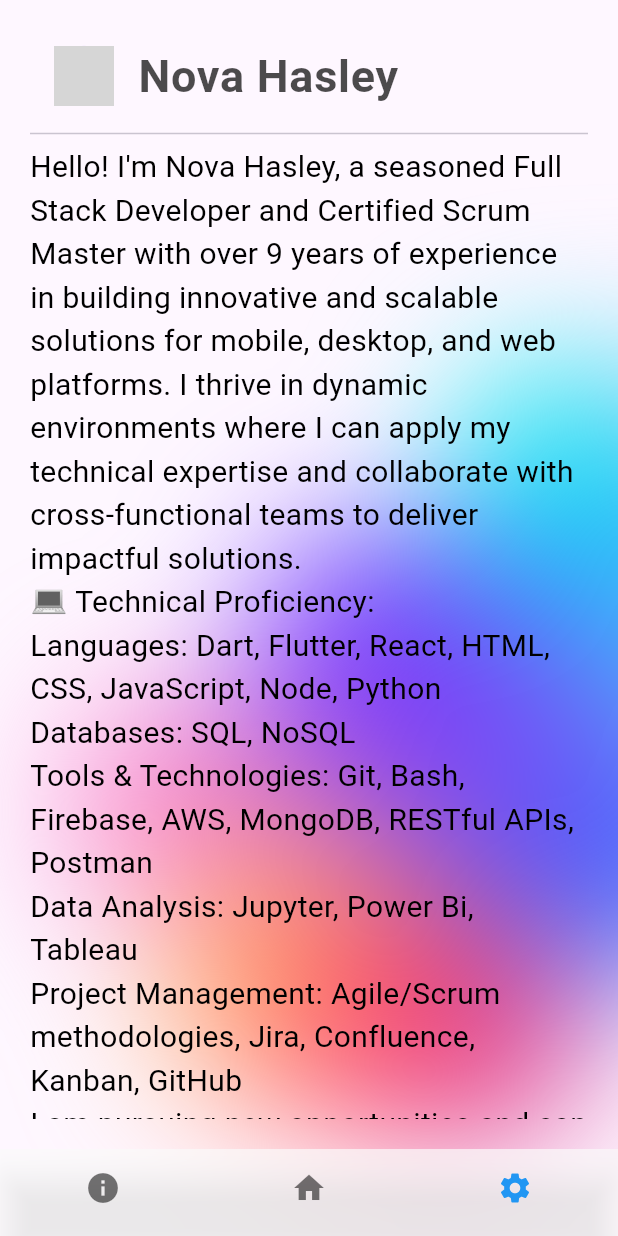
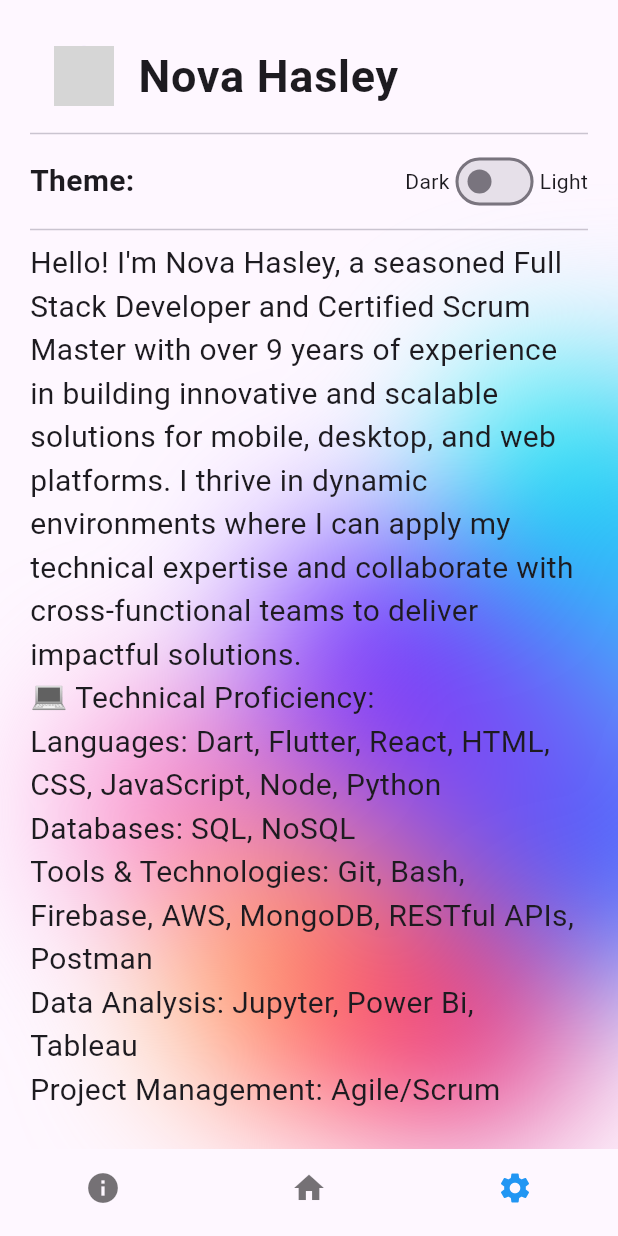
Before and after one commit to novajhasley/localization-app, a Flutter app: the screen it shows after launch, item 3 of the bottom bar chosen, on a phone screen of 412 x 824 dp. Run offline on Flutter 3.47's test engine with Material 3 defaults, Android fonts, the phone set to English and light mode, and no system bars; drawn by our look-alikes of flutter_zoom_drawer; our stand-ins replace flutter_bloc, shared_preferences; generated files the repository leaves out were written again; grey boxes are pictures that could not be loaded.

Commit message:
adds theme and adds localization so everything in the app in translated

```diff
--- a/lib/main.dart
+++ b/lib/main.dart
@@ -2,13 +2,18 @@
 import 'package:flutter_bloc/flutter_bloc.dart';
 import 'package:ninjatrader_interview/presentation/bloc/localization/localization_bloc.dart';
 import 'package:ninjatrader_interview/presentation/bloc/localization/localization_state.dart';
+import 'package:ninjatrader_interview/presentation/bloc/theme/theme_bloc.dart';
+import 'package:ninjatrader_interview/presentation/bloc/theme/theme_state.dart';
 import 'package:ninjatrader_interview/presentation/screens/main_page.dart';
 import 'package:flutter_gen/gen_l10n/app_localizations.dart';
 
 void main() {
   runApp(
-    BlocProvider(
-      create: (context) => LocalizationBloc(),
+    MultiBlocProvider(
+      providers: [
+        BlocProvider(create: (context) => LocalizationBloc()),
+        BlocProvider(create: (context) => ThemeBloc()),
+      ],
       child: const MyApp(),
     ),
   );
@@ -24,6 +29,8 @@
 class _MyAppState extends State<MyApp> {
   @override
   Widget build(BuildContext context) {
+    return BlocBuilder<ThemeBloc, ThemeState>(
+      builder: (themeContext, theme) {
         return BlocBuilder<LocalizationBloc, LocalizationState>(
           builder: (context, state) {
             Locale locale = const Locale('en');
@@ -33,6 +40,7 @@
             return MaterialApp(
               title: 'NinjaTrader Interview',
               debugShowCheckedModeBanner: false,
+              theme: theme.themeData,
               locale: locale,
               localizationsDelegates: AppLocalizations.localizationsDelegates,
               supportedLocales: AppLocalizations.supportedLocales,
@@ -46,5 +54,7 @@
             );
           },
         );
+      },
+    );
   }
 }
--- /dev/null
+++ b/lib/presentation/bloc/theme/theme_bloc.dart
@@ -0,0 +1,15 @@
+import 'package:flutter_bloc/flutter_bloc.dart';
+import 'package:ninjatrader_interview/presentation/bloc/theme/theme_event.dart';
+import 'package:ninjatrader_interview/presentation/bloc/theme/theme_state.dart';
+
+class ThemeBloc extends Bloc<ThemeEvent, ThemeState> {
+  ThemeBloc() : super(ThemeLightState()) {
+    on<ThemeDarkEvent>((event, emit) {
+      emit(ThemeDarkState());
+    });
+
+    on<ThemeLightEvent>((event, emit) {
+      emit(ThemeLightState());
+    });
+  }
+}
--- /dev/null
+++ b/lib/presentation/bloc/theme/theme_event.dart
@@ -0,0 +1,5 @@
+abstract class ThemeEvent {}
+
+class ThemeDarkEvent extends ThemeEvent {}
+
+class ThemeLightEvent extends ThemeEvent {}
--- /dev/null
+++ b/lib/presentation/bloc/theme/theme_state.dart
@@ -0,0 +1,15 @@
+import 'package:flutter/material.dart';
+
+abstract class ThemeState {
+  ThemeData get themeData;
+}
+
+class ThemeLightState extends ThemeState {
+  @override
+  ThemeData get themeData => ThemeData.light();
+}
+
+class ThemeDarkState extends ThemeState {
+  @override
+  ThemeData get themeData => ThemeData.dark();
+}
--- a/lib/presentation/screens/main_page.dart
+++ b/lib/presentation/screens/main_page.dart
@@ -49,7 +49,6 @@
           child: BackdropFilter(
             filter: ImageFilter.blur(sigmaX: 20, sigmaY: 20),
             child: BottomNavigationBar(
-              backgroundColor: Colors.white.withOpacity(0.7),
               items: const <BottomNavigationBarItem>[
                 BottomNavigationBarItem(
                   icon: Icon(Icons.info),
--- a/lib/presentation/screens/settings_page.dart
+++ b/lib/presentation/screens/settings_page.dart
@@ -1,23 +1,33 @@
 import 'dart:ui';
 
 import 'package:flutter/material.dart';
+import 'package:flutter_bloc/flutter_bloc.dart';
+import 'package:ninjatrader_interview/presentation/bloc/theme/theme_bloc.dart';
+import 'package:ninjatrader_interview/presentation/bloc/theme/theme_event.dart';
+import 'package:ninjatrader_interview/presentation/bloc/theme/theme_state.dart';
+import 'package:ninjatrader_interview/presentation/utils/translation.dart';
 
-class SettingsPage extends StatelessWidget {
-  final List<String> _content = [
-    "Hello! I'm Nova Hasley, a seasoned Full Stack Developer and Certified Scrum Master with over 9 years of experience in building innovative and scalable solutions for mobile, desktop, and web platforms. I thrive in dynamic environments where I can apply my technical expertise and collaborate with cross-functional teams to deliver impactful solutions.",
-    "💻 Technical Proficiency:",
-    "Languages: Dart, Flutter, React, HTML, CSS, JavaScript, Node, Python",
-    "Databases: SQL, NoSQL",
-    "Tools & Technologies: Git, Bash, Firebase, AWS, MongoDB, RESTful APIs, Postman",
-    "Data Analysis: Jupyter, Power Bi, Tableau",
-    "Project Management: Agile/Scrum methodologies, Jira, Confluence, Kanban, GitHub",
-    "I am pursuing new opportunities and can be reached through this profile, or by phone at: 830-459-8287."
-  ];
-
+class SettingsPage extends StatefulWidget {
   SettingsPage({super.key});
 
   @override
+  State<SettingsPage> createState() => _SettingsPageState();
+}
+
+class _SettingsPageState extends State<SettingsPage> {
+  @override
   Widget build(BuildContext context) {
+    final List<String> content = [
+      translation(context).aboutMe,
+      translation(context).technicalProficiency,
+      translation(context).languages,
+      translation(context).databases,
+      translation(context).toolsTechnologies,
+      translation(context).dataAnalysis,
+      translation(context).projectManagement,
+      translation(context).contact,
+    ];
+
     return Stack(
       children: [
         //BACKGROUND IMAGE
@@ -39,23 +49,49 @@
           padding: const EdgeInsets.all(20.0),
           child: ListView(
             children: <Widget>[
-              ListTile(
-                leading: const CircleAvatar(
+              const ListTile(
+                leading: CircleAvatar(
                   backgroundImage: AssetImage(
                       'assets/your_picture.png'), // TODO: Replace with your picture
                 ),
                 title: Text(
                   'Nova Hasley',
                   style: TextStyle(
-                      fontSize: 30,
-                      fontWeight: FontWeight.bold,
-                      color: Colors.black.withOpacity(.7)),
+                    fontSize: 30,
+                    fontWeight: FontWeight.bold,
+                  ),
                 ), // TODO: Replace with your name
               ),
               const Divider(),
-              ..._content.map((text) => Text(
+              Row(
+                mainAxisAlignment: MainAxisAlignment.spaceBetween,
+                children: [
+                  Text('${translation(context).theme}:',
+                      style:
+                          TextStyle(fontSize: 20, fontWeight: FontWeight.bold)),
+                  Row(
+                    mainAxisAlignment: MainAxisAlignment.center,
+                    children: [
+                      Text(translation(context).dark),
+                      Switch(
+                        value: (context.watch<ThemeBloc>().state
+                            is ThemeDarkState),
+                        onChanged: (value) {
+                          context.read<ThemeBloc>().add(
+                              value ? ThemeDarkEvent() : ThemeLightEvent());
+                        },
+                      ),
+                      Text(translation(context).light),
+                    ],
+                  ),
+                ],
+              ),
+              const Divider(),
+              ...content.map((text) => Text(
                     text,
-                    style: const TextStyle(fontSize: 20, color: Colors.black),
+                    style: const TextStyle(
+                      fontSize: 20,
+                    ),
                   )),
             ],
           ),
--- a/pubspec.yaml
+++ b/pubspec.yaml
@@ -42,6 +42,7 @@
   flutter_zoom_drawer: ^3.2.0
   provider: ^6.1.2
   flutter_bloc: ^8.1.5
+  equatable: ^2.0.5
 
 dev_dependencies:
   flutter_test:
```
Also changed, not shown: assets/lang/app_en.arb (deleted, +0 -26 lines), assets/lang/app_es.arb (deleted, +0 -8 lines), lib/l10n/app_en.arb (added, +86 -0 lines), lib/l10n/app_es.arb (added, +23 -0 lines), lib/presentation/screens/about_page.dart (+18 -15 lines), pubspec.lock. Lines whose indentation alone changed are shown as unchanged.
